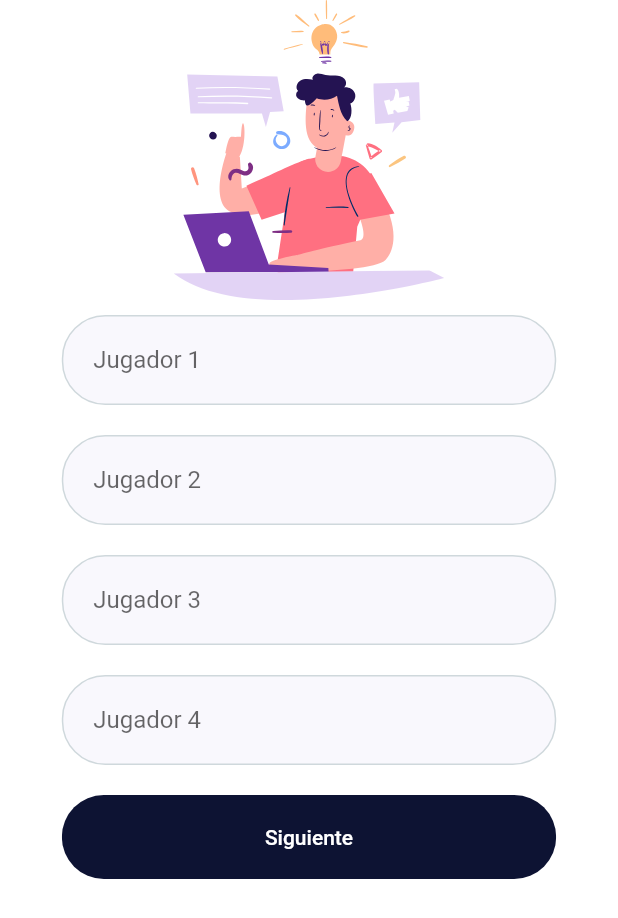
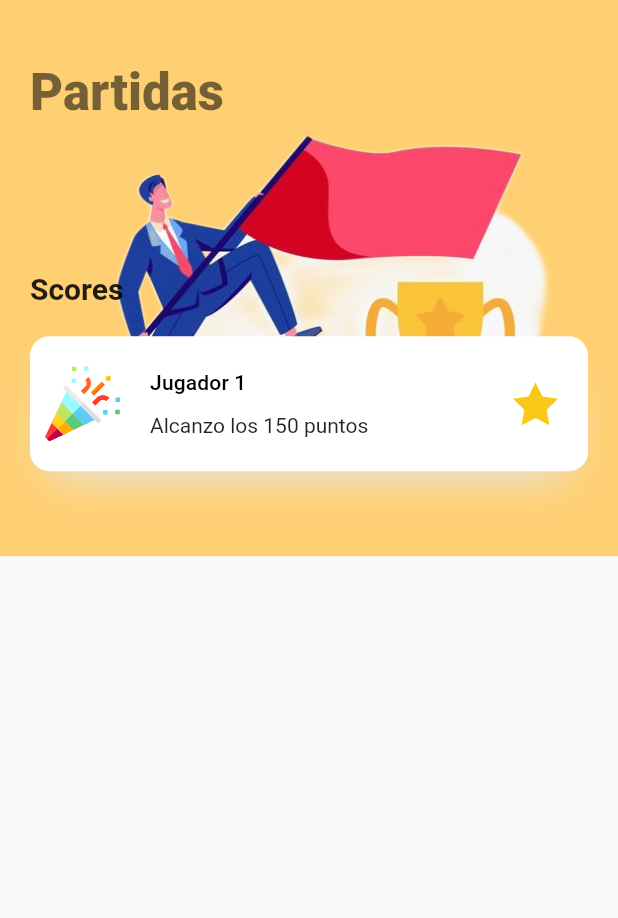
Before and after one commit to LizethRuiz/ohanami, a Flutter app: the screen it shows after launch, after a tap on "Ver mis partidas", on a phone screen of 412 x 824 dp. Shown: the top 918 px of the screen. Run offline on Flutter 3.47's test engine with Material 2 defaults, Android fonts, the phone set to English and light mode, and no system bars; our stand-ins replace flutter_bloc, flutter_svg; missing offline and left inert: mongo_dart.

Commit message:
Lista de partidas

```diff
--- a/lib/constants.dart
+++ b/lib/constants.dart
@@ -12,6 +12,7 @@ const kTextColor = Color(0xFF0D1333);
 const kBlueColor = Color(0xFF6E8AFA);
 const kBestSellerColor = Color(0xFFFFD073);
 const kGreenColor = Color(0xFF49CC96);
+const kShadowColor = Color(0xFFE6E6E6);
 
 // My Text Styles
 const kHeadingextStyle = TextStyle(
--- a/lib/repositories/mongo_connection.dart
+++ b/lib/repositories/mongo_connection.dart
@@ -8,13 +8,14 @@ import 'package:ohanami/screens/home.dart';
 
 class RepositorioMongo {
   late Db db;
+  // ignore: non_constant_identifier_names
+  String Enlace = "mongodb+srv://lizeth:micontra123@cluster0.lcjl8.mongodb.net/myFirstDatabase?retryWrites=true&w=majority";
 
   Future<bool> inicializar() async {
     bool consultar = false;
     try {
       print("BUSCA CONECTAR A LA BD");
-      await Db.create(
-              "mongodb+srv://lizeth:micontra123@cluster0.lcjl8.mongodb.net/myFirstDatabase?retryWrites=true&w=majority")
+      await Db.create(Enlace)
           .then((value) => consultar = true);
     } on SocketException catch (_) {
       consultar = false;
--- a/lib/screens/home.dart
+++ b/lib/screens/home.dart
@@ -2,6 +2,8 @@ import 'package:flutter/material.dart';
 import 'package:ohanami/components/backgroud.dart';
 import 'package:ohanami/components/button_start.dart';
 import 'package:ohanami/screens/add_players.dart';
+
+import 'list_games.dart';
 
 class MyHomePage extends StatelessWidget {
   const MyHomePage({
@@ -37,7 +39,7 @@ class MyHomePage extends StatelessWidget {
                   context,
                   MaterialPageRoute(
                     builder: (context) {
-                      return PlayersScreen();
+                      return ListGameScreen();
                     },
                   ),
                 );
--- a/lib/screens/list_games.dart
+++ b/lib/screens/list_games.dart
@@ -0,0 +1,173 @@
+import 'package:flutter/material.dart';
+import 'package:flutter_svg/svg.dart';
+import 'package:ohanami/constants.dart';
+
+class ListGameScreen extends StatelessWidget {
+  @override
+  Widget build(BuildContext context) {
+    var size = MediaQuery.of(context).size;
+    return Scaffold(
+      body: Stack(
+        children: <Widget>[
+          Container(
+            height: size.height * .45,
+            decoration: BoxDecoration(
+              color: kBestSellerColor,
+              image: DecorationImage(
+                image: AssetImage("assets/images/ganadores.png"),
+                fit: BoxFit.fitWidth,
+              ),
+            ),
+          ),
+          SafeArea(
+            child: Padding(
+              padding: const EdgeInsets.symmetric(horizontal: 20),
+              child: SingleChildScrollView(
+                child: Column(
+                  crossAxisAlignment: CrossAxisAlignment.start,
+                  children: <Widget>[
+                    SizedBox(
+                      height: size.height * 0.05,
+                    ),
+                    Text(
+                      "Partidas",
+                      style: Theme.of(context)
+                          .textTheme
+                          .headline4!
+                          .copyWith(fontWeight: FontWeight.w900),
+                    ),
+                    SizedBox(height: 100),
+                    Text(
+                      "Scores",
+                      style: Theme.of(context)
+                          .textTheme
+                          .headline6!
+                          .copyWith(fontWeight: FontWeight.bold),
+                    ),
+                    Container(
+                      margin: EdgeInsets.symmetric(vertical: 20),
+                      padding: EdgeInsets.all(10),
+                      height: 90,
+                      decoration: BoxDecoration(
+                        color: Colors.white,
+                        borderRadius: BorderRadius.circular(13),
+                        boxShadow: [
+                          BoxShadow(
+                            offset: Offset(0, 17),
+                            blurRadius: 23,
+                            spreadRadius: -13,
+                            color: kShadowColor,
+                          ),
+                        ],
+                      ),
+                      child: Row(
+                        children: <Widget>[
+                          SvgPicture.asset(
+                            "assets/icons/fiesta.svg",
+                            height: 50,
+                            width: 50,
+                          ),
+                          SizedBox(width: 20),
+                          Expanded(
+                            child: Column(
+                              mainAxisAlignment: MainAxisAlignment.spaceEvenly,
+                              crossAxisAlignment: CrossAxisAlignment.start,
+                              children: <Widget>[
+                                Text(
+                                  "Jugador 1",
+                                  style: Theme.of(context).textTheme.subtitle2,
+                                ),
+                                Text("Alcanzo los 150 puntos")
+                              ],
+                            ),
+                          ),
+                          Padding(
+                            padding: EdgeInsets.all(10),
+                            child: SvgPicture.asset(
+                              "assets/icons/star.svg",
+                              height: 30,
+                              width: 30,
+                            ),
+                          ),
+                        ],
+                      ),
+                    )
+                  ],
+                ),
+              ),
+            ),
+          ),
+        ],
+      ),
+    );
+  }
+}
+
+class SeassionCard extends StatelessWidget {
+  final int seassionNum;
+  final bool isDone;
+  final Function press;
+  const SeassionCard({
+    Key? key,
+    required this.seassionNum,
+    this.isDone = false,
+    required this.press,
+  }) : super(key: key);
+
+  @override
+  Widget build(BuildContext context) {
+    return LayoutBuilder(builder: (context, constraint) {
+      return ClipRRect(
+        borderRadius: BorderRadius.circular(13),
+        child: Container(
+          width: constraint.maxWidth / 2 -
+              10, // constraint.maxWidth provide us the available with for this widget
+          // padding: EdgeInsets.all(16),
+          decoration: BoxDecoration(
+            color: Colors.white,
+            borderRadius: BorderRadius.circular(13),
+            boxShadow: [
+              BoxShadow(
+                offset: Offset(0, 17),
+                blurRadius: 23,
+                spreadRadius: -13,
+                color: kShadowColor,
+              ),
+            ],
+          ),
+          child: Material(
+            color: Colors.transparent,
+            child: InkWell(
+              onTap: press(),
+              child: Padding(
+                padding: const EdgeInsets.all(16.0),
+                child: Row(
+                  children: <Widget>[
+                    Container(
+                      height: 42,
+                      width: 43,
+                      decoration: BoxDecoration(
+                        color: isDone ? kBlueColor : Colors.white,
+                        shape: BoxShape.circle,
+                        border: Border.all(color: kBlueColor),
+                      ),
+                      child: Icon(
+                        Icons.play_arrow,
+                        color: isDone ? Colors.white : kBlueColor,
+                      ),
+                    ),
+                    SizedBox(width: 10),
+                    Text(
+                      "Session $seassionNum",
+                      style: Theme.of(context).textTheme.subtitle2,
+                    )
+                  ],
+                ),
+              ),
+            ),
+          ),
+        ),
+      );
+    });
+  }
+}
```
Also changed, not shown: lib/screens/listado.dart (added, +50 -0 lines), assets/icons/fiesta.svg (added), assets/icons/star.svg (added), assets/images/fiesta.svg (added), assets/images/ganadores.png (added), assets/images/star.svg (added), pubspec.lock.
